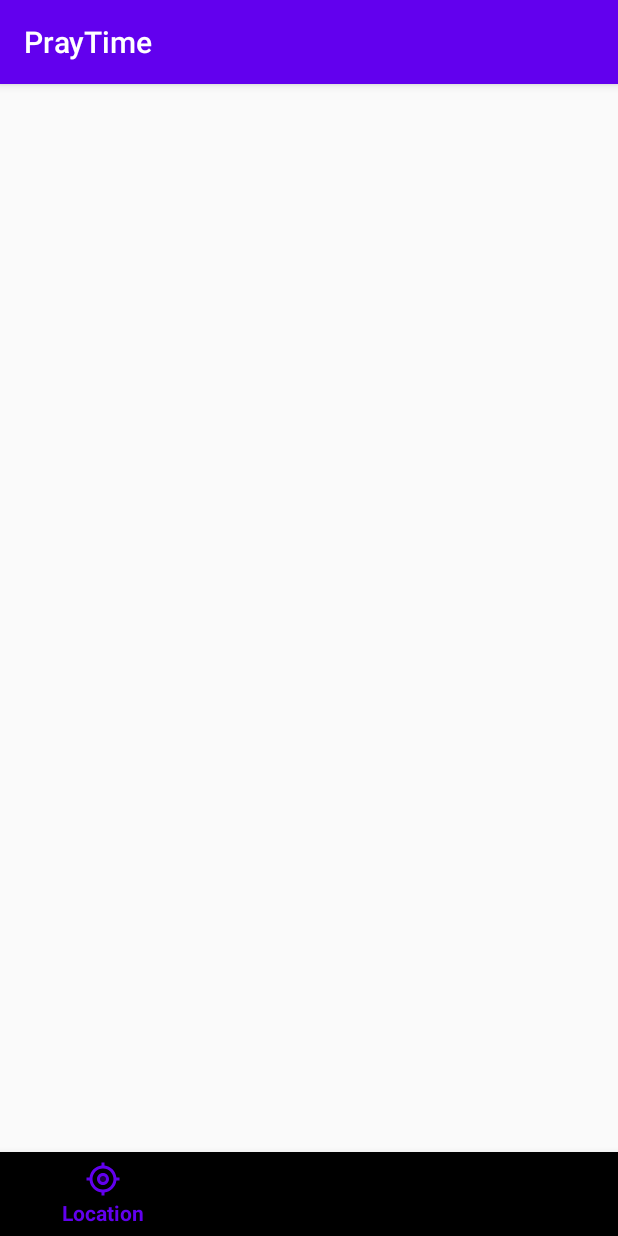
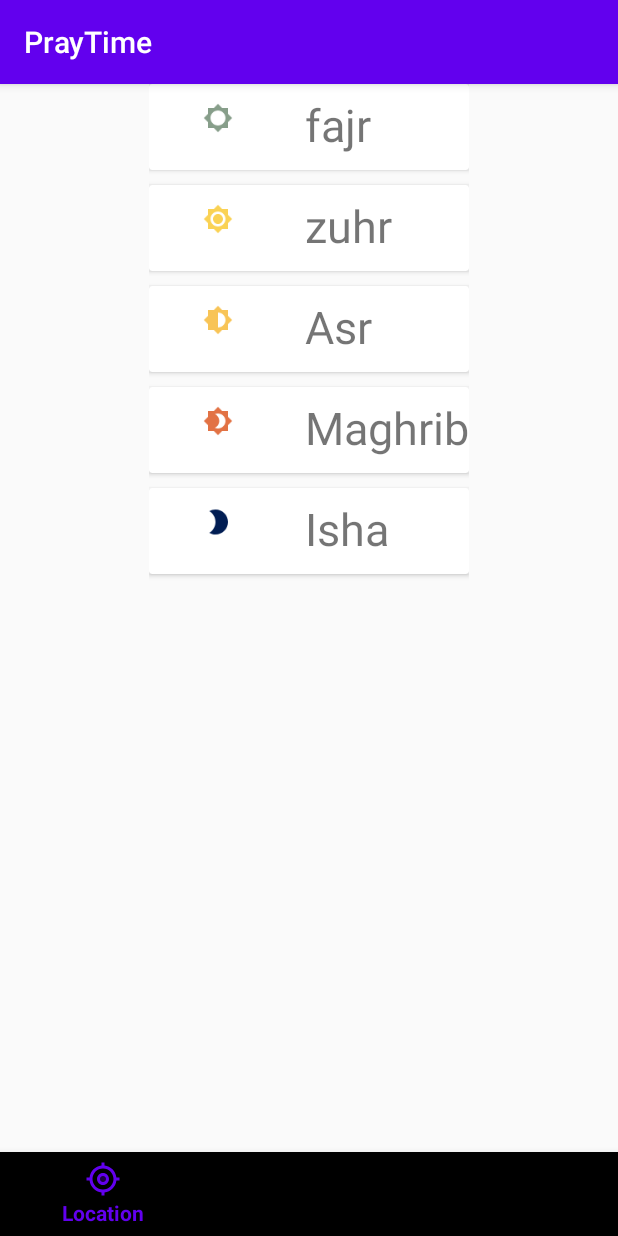
Before and after one commit to janeiromeosa/PrayerTimeApp, an Android app: the screen it shows after launch (MainActivity), on a phone screen of 412 x 824 dp. Run offline under Robolectric (Android 15) with nearby library versions, the phone set to English and light mode, and no system bars; our stand-ins replace Dagger/Hilt's generated code, RxJava, navigation-ui; libraries missing offline, so code that uses them is left out: com.azan, com.azan.astrologicalCalc; 15 statements that could not run were skipped.

Commit message:
adapter implemented successfully

```diff
--- a/app/build.gradle
+++ b/app/build.gradle
@@ -9,7 +9,7 @@ android {
 
     defaultConfig {
         applicationId "com.prayertime"
-        minSdkVersion 18
+        minSdkVersion 21
         targetSdkVersion 30
 
         versionCode 2
--- a/app/src/main/java/com/prayertime/view/MainActivity.kt
+++ b/app/src/main/java/com/prayertime/view/MainActivity.kt
@@ -16,18 +16,19 @@ import com.google.android.gms.location.LocationCallback
 import com.google.android.gms.location.LocationRequest
 import com.google.android.gms.location.LocationResult
 import com.google.android.gms.location.LocationServices
+import com.google.android.material.bottomnavigation.BottomNavigationView
 import com.prayertime.BaseActivity
 import com.prayertime.R
-import com.prayertime.view.location.LocationFragment
 import com.prayertime.view.location.LocationViewModel
 import com.prayertime.viewmodel.ViewModelFactory
-import kotlinx.android.synthetic.main.activity_main.*
 import javax.inject.Inject
 
 
 class MainActivity : BaseActivity() {
 
     private lateinit var locationViewModel : LocationViewModel
+    lateinit var bottomNavigationView: BottomNavigationView
+
 
     @Inject
     lateinit var providerFactory: ViewModelFactory
@@ -36,8 +37,10 @@ class MainActivity : BaseActivity() {
         super.onCreate(savedInstanceState)
         setContentView(R.layout.activity_main)
 
-        val navHostFragment = supportFragmentManager?.findFragmentById(R.id.nav_host_fragment) as NavHostFragment?
-        NavigationUI.setupWithNavController(bottom_navigation, navHostFragment!!.navController)
+//        val navHostFragment = supportFragmentManager?.findFragmentById(R.id.nav_host_fragment) as NavHostFragment?
+//        NavigationUI.setupWithNavController(bottom_navigation, navHostFragment!!.navController)
+        testFragment()
+        setUpNavigation()
 
         Toast.makeText(this@MainActivity, "MainActivity", Toast.LENGTH_LONG).show()
 
@@ -45,14 +48,21 @@ class MainActivity : BaseActivity() {
 
         fusedLocationClient = LocationServices.getFusedLocationProviderClient(this)
         getLastLocation()
-        testFragment()
 
     }
 
+    fun setUpNavigation() {
+        bottomNavigationView = findViewById(R.id.bottom_navigation)
+        val navHostFragment = supportFragmentManager.findFragmentById(R.id.nav_host_fragment) as NavHostFragment?
+        NavigationUI.setupWithNavController(bottomNavigationView, navHostFragment!!.navController
+        )
+    }
+
     fun testFragment(){
-        supportFragmentManager.beginTransaction().replace(R.id.nav_host_fragment,
-            LocationFragment()
-        ).commit()
+//        supportFragmentManager.beginTransaction().replace(R.id.nav_host_fragment,
+//            LocationFragment()
+//        ).commit()
+
     }
 
     override fun onRequestPermissionsResult(
--- a/app/src/main/java/com/prayertime/view/location/LocationFragment.kt
+++ b/app/src/main/java/com/prayertime/view/location/LocationFragment.kt
@@ -7,7 +7,6 @@ import android.view.View
 import android.view.ViewGroup
 import androidx.lifecycle.ViewModelProvider
 import androidx.recyclerview.widget.LinearLayoutManager
-import androidx.recyclerview.widget.RecyclerView
 import com.azan.Azan
 import com.azan.Method
 import com.azan.astrologicalCalc.Location
@@ -17,37 +16,28 @@ import com.prayertime.data.DataPrayerTimes
 import com.prayertime.view.location.LocationViewModel.Companion.TAG
 import com.prayertime.viewmodel.ViewModelFactory
 import dagger.android.support.DaggerFragment
+import kotlinx.android.synthetic.main.fragment_location.*
 import java.util.*
 import javax.inject.Inject
+import kotlin.collections.ArrayList
 
 class LocationFragment : DaggerFragment() {
 
-    private val dummyList = listOf(,
-        DataPrayerTimes("fajr", R.drawable.ic_fajr),
-        DataPrayerTimes("zuhr", R.drawable.ic_dhuhr),
-        DataPrayerTimes("Asr", R.drawable.ic_asr),
-        DataPrayerTimes("Maghrib", R.drawable.ic_maghrib),
-        DataPrayerTimes("Isha", R.drawable.ic_isha),
-    )
-
     lateinit var locationViewModel: LocationViewModel
-    lateinit var recyclerView: RecyclerView
     lateinit var adapter: PrayerTimesAdapter
-    protected lateinit var rootView: View
 
     @Inject
     lateinit var providerFactory: ViewModelFactory
 
     override fun onCreate(savedInstanceState: Bundle?) {
         super.onCreate(savedInstanceState)
+
         onCreateComponent()
     }
 
     override fun onCreateView(inflater: LayoutInflater, container: ViewGroup?, savedInstanceState: Bundle?): View? {
 
-        rootView = inflater.inflate(R.layout.fragment_location, container, false)
-        initView()
-        return rootView
+            return inflater.inflate(R.layout.fragment_location, container, false)
     }
 
     override fun onViewCreated(view: View, savedInstanceState: Bundle?) {
@@ -55,10 +45,12 @@ class LocationFragment : DaggerFragment() {
 
         Log.d(TAG, "onViewCreated: Location Fragment was created")
 
+        initView()
+
         locationViewModel = ViewModelProvider(this, providerFactory).get(LocationViewModel::class.java)
         locationViewModel.getLocationObservable().observe(viewLifecycleOwner, androidx.lifecycle.Observer {
+        })
 
-        })
     }
 
     private fun onCreateComponent() {
@@ -83,7 +75,7 @@ class LocationFragment : DaggerFragment() {
         println("ISHA  --->" + prayerTimes.ishaa())
         println("----------------------------------------")
 
-        var list: ArrayList<DataPrayerTimes> = ArrayList<DataPrayerTimes>()
+        var list: ArrayList<DataPrayerTimes> = ArrayList()
         list.add(DataPrayerTimes("fajr", R.drawable.ic_fajr) )
         list.add(DataPrayerTimes("zuhr", R.drawable.ic_dhuhr))
         list.add(DataPrayerTimes("Asr", R.drawable.ic_asr))
@@ -99,33 +91,11 @@ class LocationFragment : DaggerFragment() {
     }
 
     private fun setUpAdapter() {
-////       var user = adapter.getItem(position)
-//                startActivity(context?.let {ctx ->
-//                    user?.let {
-//                            user -> MainActivity.newIntent(ctx, user)
-//                    }
-//                })
+
     }
 
     private fun initializeRecyclerView() {
-        recyclerView = rootView.findViewById(R.id.rv_prayer_view)
-        recyclerView.layoutManager = LinearLayoutManager(activity)
-        recyclerView.adapter = adapter
-    }
-
-    private fun setUpDummyData(){
-//        val today = SimpleDate(GregorianCalendar())
-//        val location = Location(51.3140215, -0.1271871, 1.0, 0)
-//        val azan = Azan(location, Method.KARACHI_SHAF)
-//        val prayerTimes = azan.getPrayerTimes(today)
-//        val imsaak = azan.getImsaak(today)
-//        var list: ArrayList<DataPrayerTimes> = ArrayList<DataPrayerTimes>()
-//        list.add(DataPrayerTimes("Fajr", fajr ))
-//        list.add(User("User 2", R.drawable.user))
-//        list.add(User("User 3", R.drawable.user))
-//        list.add(User("User 4", R.drawable.user))
-//        list.add(User("User 5", R.drawable.user))
-//
-//        adapter.addItems(list)
+        rv_prayer_view.layoutManager = LinearLayoutManager(activity)
+        rv_prayer_view.adapter = adapter
     }
 }
--- a/app/src/main/java/com/prayertime/view/location/PrayerTimesAdapter.kt
+++ b/app/src/main/java/com/prayertime/view/location/PrayerTimesAdapter.kt
@@ -1,52 +1,50 @@
 package com.prayertime.view.location
 
+import android.graphics.drawable.VectorDrawable
 import android.view.LayoutInflater
-import android.view.View
 import android.view.ViewGroup
 import android.widget.ImageView
 import android.widget.TextView
+import androidx.core.content.res.ResourcesCompat
+import androidx.core.graphics.drawable.toBitmap
 import androidx.recyclerview.widget.RecyclerView
 import com.prayertime.R
 import com.prayertime.data.DataPrayerTimes
-import com.squareup.picasso.Picasso
 
-class PrayerTimesAdapter(): RecyclerView.Adapter<PrayerTimesAdapter.ViewHolder>() {
+class PrayerTimesAdapter: RecyclerView.Adapter<ViewHolder>() {
 
     private var list: ArrayList<DataPrayerTimes> = ArrayList()
 
-    fun addItems(items: ArrayList<DataPrayerTimes>) {
+    fun addItems(items: List<DataPrayerTimes>) {
         items?.let {
+            list.clear()
             list.addAll(items)
-            list.clear()
             notifyDataSetChanged()
         }
     }
 
     override fun onCreateViewHolder(parent: ViewGroup, viewType: Int): ViewHolder {
-        val view =
-            LayoutInflater.from(parent.context).inflate(R.layout.list_prayer_times, parent, false)
-        return ViewHolder(view)
+        val inflater = LayoutInflater.from(parent.context)
+        return ViewHolder(inflater, parent)
     }
 
     override fun getItemCount(): Int = list!!.size
 
     override fun onBindViewHolder(holder: ViewHolder, position: Int) {
+        val stuff: DataPrayerTimes = list[position]
+        holder.bind(stuff)
+    }
+}
+    class ViewHolder(inflater: LayoutInflater, parent: ViewGroup) :
+        RecyclerView.ViewHolder(inflater.inflate(R.layout.list_prayer_times, parent, false)) {
 
-        val random = list[position]
-
-        holder.bind(random)
-    }
-
-    class ViewHolder(view: View) : RecyclerView.ViewHolder(view) {
-        private val imageView: ImageView = view.findViewById(R.id.iv_prayer_day_time)
-        private val names: TextView = view.findViewById(R.id.tv_prayer_names)
-        private val times: TextView = view.findViewById(R.id.tv_prayer_times)
+        private val imageView: ImageView = itemView.findViewById(R.id.iv_prayer_day_time)
+        private val names: TextView = itemView.findViewById(R.id.tv_prayer_names)
+        private val times: TextView = itemView.findViewById(R.id.tv_prayer_times)
 
         fun bind(list: DataPrayerTimes) {
             names.text = list.name
-            Picasso.get().load(list.resId).into(imageView)
+            val image = (ResourcesCompat.getDrawable(itemView.context.resources, list.resId, null) as VectorDrawable).toBitmap()
+            imageView.setImageBitmap(image)
         }
     }
-
-
-}
--- a/app/src/main/res/layout/list_prayer_times.xml
+++ b/app/src/main/res/layout/list_prayer_times.xml
@@ -28,7 +28,6 @@
             android:layout_width="wrap_content"
             android:layout_height="wrap_content"
             android:layout_marginEnd="56dp"
-            android:text="3:00pm"
             android:textSize="30sp"
             app:layout_constraintBottom_toBottomOf="@+id/tv_prayer_names"
             app:layout_constraintEnd_toEndOf="parent"
--- a/app/src/main/res/navigation/nav_graph.xml
+++ b/app/src/main/res/navigation/nav_graph.xml
@@ -22,6 +22,13 @@
         android:id="@+id/locationFragment"
         android:name="com.prayertime.view.location.LocationFragment"
         android:label="LocationFragment"
-        tools:layout="@layout/fragment_location"/>
+        tools:layout="@layout/fragment_location">
+        <action
+            android:id="@+id/action_locationFragment_to_directionFragment"
+            app:destination="@id/directionFragment" />
+        <action
+            android:id="@+id/action_locationFragment_to_moreFragment"
+            app:destination="@id/moreFragment" />
+    </fragment>
 
 </navigation>
```
